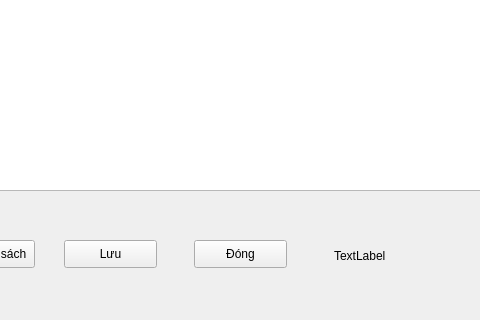
The window that QuanLyBanHangV5 - Copy/thongtinnhanvien.ui (Le-Van-Long2k/AppQuanLiBanHangTapHoa) describes before a commit, drawn with Qt 5; both pictures show x 336 to 816 and y 250 to 570 of the 1350 by 570 pixel window.
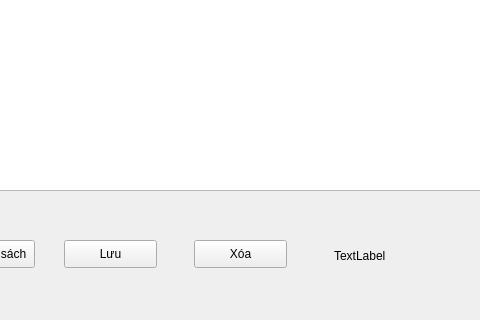
The same window after the commit.

```diff
--- a/QuanLyBanHangV5 - Copy/thongtinnhanvien.ui
+++ b/QuanLyBanHangV5 - Copy/thongtinnhanvien.ui
@@ -246,7 +246,7 @@
     </rect>
    </property>
    <property name="text">
-    <string>Đóng</string>
+    <string>Xóa</string>
    </property>
   </widget>
   <widget class="QLabel" name="label_ThongTinNhanVien">
```
Left out of the diff: 2 changed lines with no effect on the pictures.
